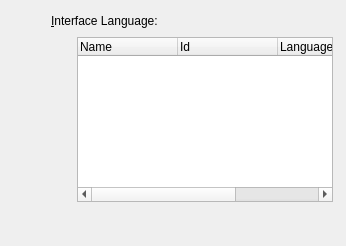
Before: the Qt Designer form vbox/src/VBox/Frontends/VirtualBox/ui/VBoxGLSettingsLanguage.ui in jljuxgm/vboxgit, drawn with Qt 5.
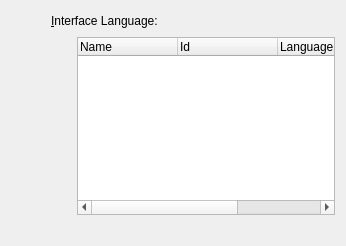
After: the same form once the commit is applied. Custom widgets are drawn as their Qt base class.

What changed in the file:
```diff
--- a/vbox/src/VBox/Frontends/VirtualBox/ui/VBoxGLSettingsLanguage.ui
+++ b/vbox/src/VBox/Frontends/VirtualBox/ui/VBoxGLSettingsLanguage.ui
@@ -72,7 +72,7 @@
    <item row="1" column="2" >
     <widget class="QITreeWidget" name="mTwLanguage" >
      <property name="sizePolicy" >
-      <sizepolicy vsizetype="Fixed" hsizetype="Fixed" >
+      <sizepolicy vsizetype="Expanding" hsizetype="Expanding" >
        <horstretch>0</horstretch>
        <verstretch>0</verstretch>
       </sizepolicy>
@@ -114,7 +114,7 @@
    <item row="2" column="2" >
     <widget class="QLabel" name="mTxName" >
      <property name="sizePolicy" >
-      <sizepolicy vsizetype="Expanding" hsizetype="Expanding" >
+      <sizepolicy vsizetype="Minimum" hsizetype="Expanding" >
        <horstretch>0</horstretch>
        <verstretch>0</verstretch>
       </sizepolicy>
@@ -127,19 +127,6 @@
      </property>
     </widget>
    </item>
-   <item row="3" column="2" >
-    <spacer>
-     <property name="orientation" >
-      <enum>Qt::Vertical</enum>
-     </property>
-     <property name="sizeHint" >
-      <size>
-       <width>20</width>
-       <height>40</height>
-      </size>
-     </property>
-    </spacer>
-   </item>
   </layout>
  </widget>
  <customwidgets>
```
